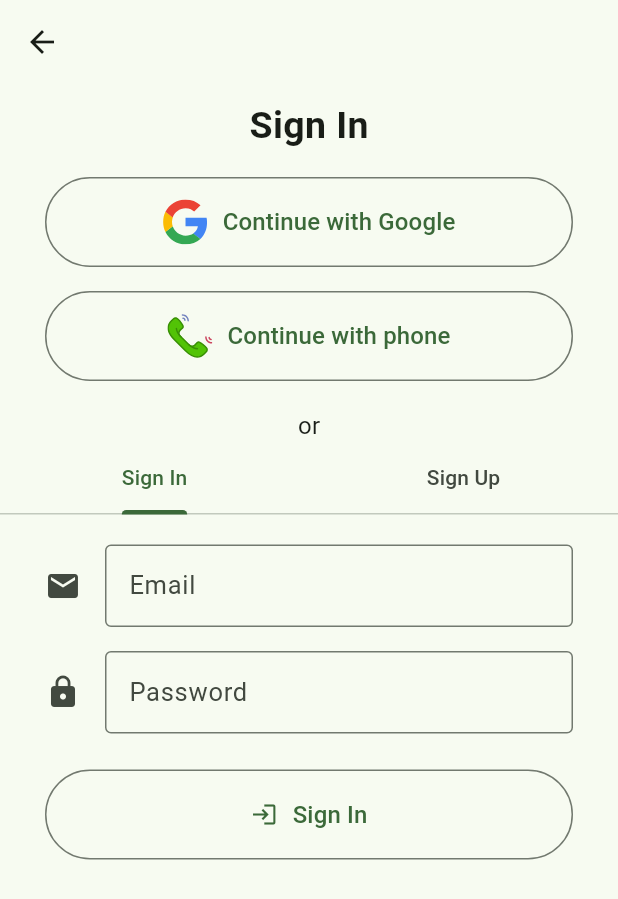
After one commit to codernayeem/flutter_todo_app, a Flutter app: the screen it shows after launch, after a tap on "Sign in to Continue", on a phone screen of 412 x 824 dp. The commit adds this screen. Shown: the top 899 px of the screen. Run offline on Flutter 3.47's test engine with Material 2 defaults, Android fonts, the phone set to English and light mode, and no system bars; our stand-ins replace firebase_auth, firebase_core, flutter_svg, google_sign_in, intl_phone_field, otp_text_field; accounts and stored records are empty; generated files the repository leaves out were written again.

Commit message:
added functional email sign in & sign up, google & phone sign in

```diff
--- a/lib/main.dart
+++ b/lib/main.dart
@@ -1,6 +1,8 @@
 import 'package:flutter/material.dart';
 import 'package:firebase_core/firebase_core.dart';
 import 'package:flutter_todo_app/firebase_options.dart';
+import 'package:flutter_todo_app/screens/phone_auth.dart';
+import 'package:flutter_todo_app/screens/sign_up_page.dart';
 import 'screens/home_page.dart';
 
 void main() async {
@@ -23,7 +25,16 @@ class MyApp extends StatelessWidget {
         colorScheme: ColorScheme.fromSeed(seedColor: Colors.green),
         useMaterial3: true,
       ),
+      darkTheme: ThemeData(
+        colorScheme: ColorScheme.fromSeed(
+            seedColor: Colors.green, brightness: Brightness.dark),
+        useMaterial3: true,
+      ),
       home: const MyHomePage(),
+      routes: {
+        "signUp": (context) => const SignUpPage(),
+        "phoneAuth": (context) => const PhoneAuthPage(),
+      },
     );
   }
 }
--- a/lib/screens/home_page.dart
+++ b/lib/screens/home_page.dart
@@ -1,8 +1,7 @@
 import 'package:flutter/material.dart';
 import 'package:firebase_auth/firebase_auth.dart';
 import 'package:flutter_todo_app/models/todo_item.dart';
-
-final FirebaseAuth _auth = FirebaseAuth.instance;
+import 'package:flutter_todo_app/services/auth_services.dart';
 
 class MyHomePage extends StatefulWidget {
   const MyHomePage({super.key});
@@ -15,8 +14,23 @@ class _MyHomePageState extends State<MyHomePage> {
   final List<ToDoItem> _todoItems = [];
   final TextEditingController _textEditingController = TextEditingController();
 
+  final FirebaseAuth _auth = FirebaseAuth.instance;
+  AuthClass authClass = AuthClass();
+  User? _user;
+
+  @override
+  void initState() {
+    super.initState();
+
+    _auth.authStateChanges().listen((event) {
+      setState(() {
+        _user = event;
+      });
+    });
+  }
+
   void loginPage() {
-    // Navigator.pushNamed(context, 'signUp');
+    Navigator.pushNamed(context, 'signUp');
   }
 
   void addToDoItem() {
@@ -55,13 +69,29 @@ class _MyHomePageState extends State<MyHomePage> {
         title: const Center(child: Text("ToDo App")),
         scrolledUnderElevation: 2.0,
         shadowColor: Theme.of(context).colorScheme.shadow,
-        actions: [
-          IconButton(onPressed: loginPage, icon: const Icon(Icons.person_2))
+        actions: _user == null
+            ? [
+                IconButton(
+                    onPressed: loginPage,
+                    icon: const Icon(
+                      Icons.login,
+                      color: Colors.black,
+                    ))
+              ]
+            : [
+                Text(_user?.displayName ?? ""),
+                IconButton(
+                    onPressed: authClass.handleSignOut,
+                    icon: const Icon(
+                      Icons.person_2_sharp,
+                      color: Colors.black,
+                    ))
               ],
       ),
       body: Container(
         padding: const EdgeInsets.symmetric(horizontal: 15, vertical: 0),
-        child: Column(
+        child: _user != null
+            ? Column(
                 children: [
                   Expanded(
                     child: _todoItems.isNotEmpty
@@ -117,7 +147,10 @@ class _MyHomePageState extends State<MyHomePage> {
                     ],
                   ),
                 ],
-        ),
+              )
+            : Center(
+                child: ElevatedButton(
+                    onPressed: loginPage, child: Text("Sign in to Continue"))),
       ),
     );
   }
--- /dev/null
+++ b/lib/screens/sign_up_page.dart
@@ -0,0 +1,295 @@
+import 'package:firebase_auth/firebase_auth.dart';
+import 'package:flutter/material.dart';
+import 'package:flutter_svg/flutter_svg.dart';
+import 'package:flutter_todo_app/services/auth_services.dart';
+
+class SignUpPage extends StatefulWidget {
+  const SignUpPage({super.key});
+
+  @override
+  State<SignUpPage> createState() => _SignUpPageState();
+}
+
+class _SignUpPageState extends State<SignUpPage> {
+  final TextEditingController _emailController = TextEditingController();
+  final TextEditingController _pwdController = TextEditingController();
+
+  final TextEditingController _nameController = TextEditingController();
+
+  final FirebaseAuth _auth = FirebaseAuth.instance;
+  AuthClass authClass = AuthClass();
+  var loading = false;
+
+  @override
+  void initState() {
+    super.initState();
+    _auth.authStateChanges().listen((user) {
+      if (user != null) {
+        Navigator.of(context).pop();
+      }
+    });
+  }
+
+  void emailSignUp() async {
+    if (loading) return;
+    String email = _emailController.text.trim();
+    String password = _pwdController.text.trim();
+    String name = _nameController.text.trim();
+
+    if (email.isEmpty) {
+      showSnackBar("Email can't be empty");
+      return;
+    } else if (password.isEmpty) {
+      showSnackBar("Password can't be empty");
+      return;
+    } else if (name.isEmpty) {
+      showSnackBar("Name can't be empty");
+      return;
+    } else if (name.length <= 2) {
+      showSnackBar("Name should be consists of two or more letters");
+      return;
+    }
+
+    setState(() {
+      loading = true;
+    });
+
+    try {
+      UserCredential userCredential =
+          await _auth.createUserWithEmailAndPassword(
+        email: email,
+        password: password,
+      );
+      await userCredential.user?.updateDisplayName(name);
+    } catch (e) {
+      showSnackBar(e.toString());
+    } finally {
+      setState(() {
+        loading = false;
+      });
+    }
+  }
+
+  void emailSignIn() async {
+    if (loading) return;
+    String email = _emailController.text.trim();
+    String password = _pwdController.text.trim();
+
+    if (email.isEmpty) {
+      showSnackBar("Email can't be empty");
+      return;
+    } else if (password.isEmpty) {
+      showSnackBar("Password can't be empty");
+      return;
+    }
+
+    setState(() {
+      loading = true;
+    });
+
+    try {
+      await _auth.signInWithEmailAndPassword(
+        email: email,
+        password: password,
+      );
+    } catch (e) {
+      showSnackBar(e.toString());
+    } finally {
+      setState(() {
+        loading = false;
+      });
+    }
+  }
+
+  void mobileSignIn() {
+    Navigator.pushNamed(context, 'phoneAuth');
+  }
+
+  void googleSignIn() {
+    authClass.handleGoogleSignIn();
+  }
+
+  @override
+  Widget build(BuildContext context) {
+    return Scaffold(
+      appBar: AppBar(
+        automaticallyImplyLeading: false,
+        leading: IconButton(
+          onPressed: () => Navigator.of(context).pop(),
+          icon: const Icon(
+            Icons.arrow_back,
+          ),
+        ),
+      ),
+      body: SingleChildScrollView(
+        child: SizedBox(
+          width: MediaQuery.of(context).size.width,
+          child: Column(
+            mainAxisAlignment: MainAxisAlignment.center,
+            children: [
+              const SizedBox(height: 10),
+              const Text(
+                "Sign In",
+                style: TextStyle(fontWeight: FontWeight.bold, fontSize: 25),
+              ),
+              const SizedBox(height: 16),
+              customButton(
+                context,
+                "Continue with Google",
+                SvgPicture.asset(
+                  "assets/google.svg",
+                  height: 30,
+                  width: 30,
+                ),
+                googleSignIn,
+                false,
+              ),
+              const SizedBox(height: 16),
+              customButton(
+                context,
+                "Continue with phone",
+                SvgPicture.asset(
+                  "assets/phone.svg",
+                  height: 30,
+                  width: 30,
+                ),
+                mobileSignIn,
+                false,
+              ),
+              const SizedBox(height: 18),
+              const Text(
+                "or",
+                style: TextStyle(fontSize: 16),
+              ),
+              DefaultTabController(
+                length: 2,
+                child: Column(
+                  children: [
+                    const TabBar(
+                      tabs: [
+                        Tab(text: 'Sign In'),
+                        Tab(text: 'Sign Up'),
+                      ],
+                    ),
+                    SizedBox(
+                      height: 400,
+                      child: TabBarView(
+                        children: [
+                          signInPageUI(context),
+                          signUpPageUI(context),
+                        ],
+                      ),
+                    ),
+                  ],
+                ),
+              ),
+            ],
+          ),
+        ),
+      ),
+    );
+  }
+
+  Column signInPageUI(BuildContext context) {
+    return Column(
+      children: [
+        const SizedBox(height: 20),
+        textFormFeild(context, "Email", Icons.email, false, _emailController),
+        const SizedBox(height: 16),
+        textFormFeild(context, "Password", Icons.lock, true, _pwdController),
+        const SizedBox(height: 24),
+        customButton(
+            context, "Sign In", const Icon(Icons.login), emailSignIn, loading),
+        const SizedBox(height: 10),
+      ],
+    );
+  }
+
+  Column signUpPageUI(BuildContext context) {
+    return Column(
+      children: [
+        const SizedBox(height: 20),
+        textFormFeild(context, "Email", Icons.email, false, _emailController),
+        const SizedBox(height: 16),
+        textFormFeild(context, "Password", Icons.lock, true, _pwdController),
+        const SizedBox(height: 16),
+        textFormFeild(context, "Name", Icons.person, false, _nameController),
+        const SizedBox(height: 24),
+        customButton(
+            context, "Sign Up", const Icon(Icons.login), emailSignUp, loading),
+        const SizedBox(height: 10),
+      ],
+    );
+  }
+
+  Widget customButton(
+    BuildContext context,
+    String text,
+    Widget icon,
+    void Function() onPress,
+    bool pogressBar,
+  ) {
+    return SizedBox(
+      width: MediaQuery.of(context).size.width - 60,
+      height: 60,
+      child: OutlinedButton(
+        onPressed: onPress,
+        child: pogressBar
+            ? const Center(
+                child: CircularProgressIndicator(),
+              )
+            : Row(
+                mainAxisAlignment: MainAxisAlignment.center,
+                children: [
+                  icon,
+                  const SizedBox(width: 10),
+                  Text(
+                    text,
+                    style: const TextStyle(fontSize: 16),
+                  ),
+                ],
+              ),
+      ),
+    );
+  }
+
+  Widget textFormFeild(
+    BuildContext context,
+    String hint,
+    IconData icon,
+    bool obscureText,
+    TextEditingController _controller,
+  ) {
+    return SizedBox(
+      width: MediaQuery.of(context).size.width - 60,
+      height: 55,
+      child: TextFormField(
+        controller: _controller,
+        obscureText: obscureText,
+        decoration: InputDecoration(
+          label: Text(
+            hint,
+            style: const TextStyle(fontSize: 17),
+          ),
+          border: const OutlineInputBorder(),
+          icon: Icon(
+            icon,
+          ),
+        ),
+      ),
+    );
+  }
+
+  void showSnackBar(String msg) {
+    ScaffoldMessenger.of(context).showSnackBar(SnackBar(
+      content: Text(msg),
+      duration: const Duration(seconds: 2),
+      action: SnackBarAction(
+        label: 'Close',
+        onPressed: () {
+          ScaffoldMessenger.of(context).hideCurrentSnackBar();
+        },
+      ),
+    ));
+  }
+}
```
Also changed, not shown: lib/screens/phone_auth.dart (added, +254 -0 lines), lib/services/auth_services.dart (added, +102 -0 lines), pubspec.yaml (+5 -3 lines), pubspec.lock, 1 other file. Lines whose indentation alone changed are shown as unchanged.
